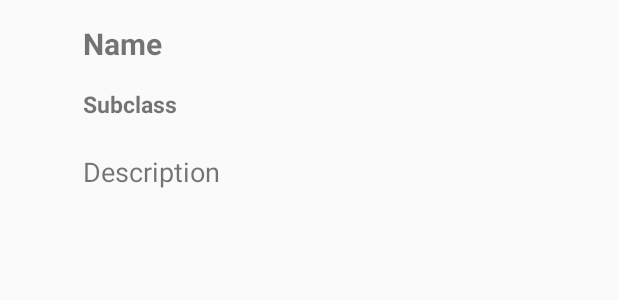
After one commit to Daanp96/s1114322_s1115218_iiatimd_app, an Android app: the layout ingredient_item.xml on its own in the app's theme, with its tools: preview values and no code run, on a phone screen of 412 x 824 dp. The commit adds this screen. Shown: the top 300 px of the screen. Run offline under Robolectric (Android 15) with nearby library versions, the phone set to English and light mode, and no system bars; network calls fail.

Commit message:
Added Ingredients to view

```diff
--- /dev/null
+++ b/app/src/main/res/layout/ingredient_item.xml
@@ -0,0 +1,49 @@
+<?xml version="1.0" encoding="utf-8"?>
+<RelativeLayout xmlns:android="http://schemas.android.com/apk/res/android"
+    xmlns:app="http://schemas.android.com/apk/res-auto"
+    xmlns:tools="http://schemas.android.com/tools"
+    android:padding="15dp"
+    android:layout_width="match_parent"
+    android:layout_height="wrap_content"
+    android:orientation="vertical">
+
+    <ImageView
+        android:id="@+id/main_image"
+        android:layout_width="40dp"
+        android:layout_height="40dp"/>
+
+    <TextView
+        android:id="@+id/main_name"
+        android:layout_width="356dp"
+        android:layout_height="43dp"
+        android:layout_alignParentTop="true"
+        android:layout_toEndOf="@id/main_image"
+        android:layout_toRightOf="@id/main_image"
+        android:paddingBottom="5dp"
+        android:text="Name"
+        android:textSize="20sp"
+        android:textStyle="bold" />
+
+    <TextView
+        android:id="@+id/main_subclass"
+        android:layout_width="356dp"
+        android:layout_height="43dp"
+        android:layout_toEndOf="@id/main_image"
+        android:layout_toRightOf="@id/main_image"
+        android:layout_below="@id/main_name"
+        android:paddingBottom="5dp"
+        android:text="Subclass"
+        android:textSize="15sp"
+        android:textStyle="bold" />
+
+
+    <TextView
+        android:id="@+id/main_description"
+        android:layout_width="356dp"
+        android:layout_height="wrap_content"
+        android:layout_below="@id/main_subclass"
+        android:layout_toEndOf="@id/main_image"
+        android:layout_toRightOf="@id/main_image"
+        android:text="Description"
+        android:textSize="18sp" />
+</RelativeLayout>
```
Also changed, not shown: app/src/main/java/com/example/breadofthewild/Ingredient.java (added, +45 -0 lines), app/src/main/java/com/example/breadofthewild/IngredientAdapter.java (added, +65 -0 lines), app/src/main/java/com/example/breadofthewild/MainActivity.java (+12 -10 lines).
